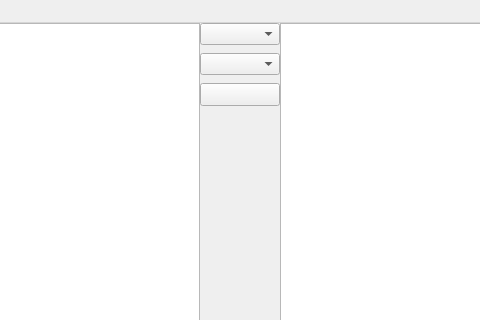
First picture: the form in MessageAnalysis.ui, repository qiubinbin/msg_report, before the edit; both pictures show x 260 to 740 and y 0 to 320 of the 1000 by 600 pixel window.
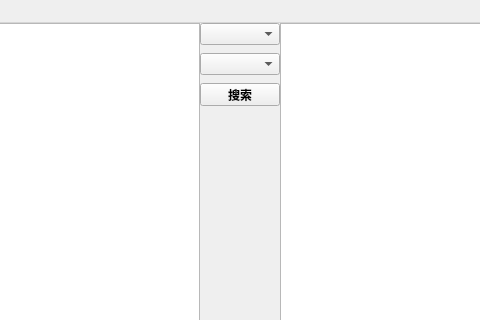
Second picture: the form after the edit.

What changed in the file:
```diff
--- a/MessageAnalysis.ui
+++ b/MessageAnalysis.ui
@@ -159,8 +159,24 @@
       <height>23</height>
      </rect>
     </property>
+    <property name="font">
+     <font>
+      <weight>75</weight>
+      <bold>true</bold>
+      <stylestrategy>PreferAntialias</stylestrategy>
+     </font>
+    </property>
     <property name="text">
-     <string/>
+     <string>搜索</string>
+    </property>
+    <property name="shortcut">
+     <string>Return</string>
+    </property>
+    <property name="autoDefault">
+     <bool>false</bool>
+    </property>
+    <property name="flat">
+     <bool>false</bool>
     </property>
    </widget>
   </widget>
```
Left out of the diff: 12 changed lines with no effect on the pictures.
